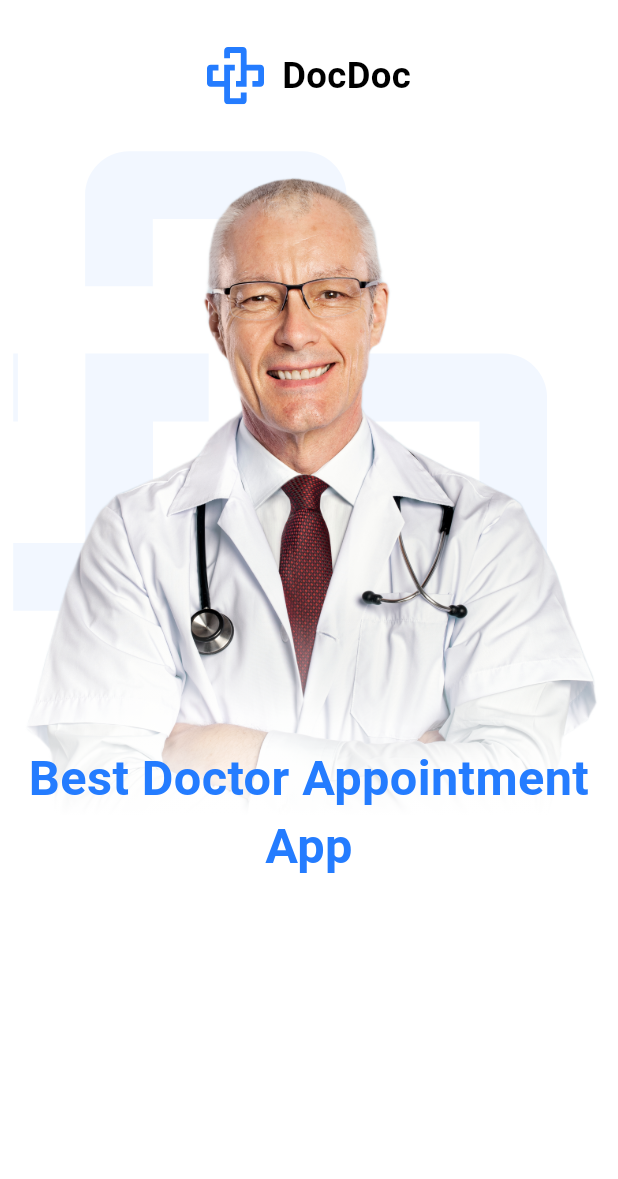
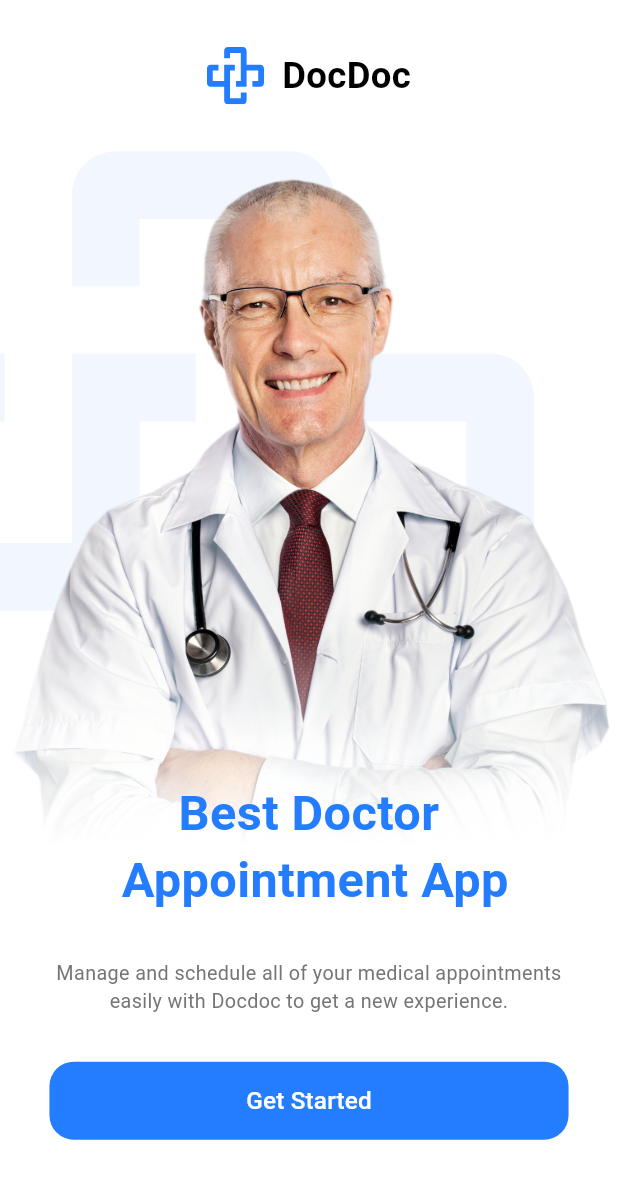
Before and after one commit to mostafaramadanhamed/doctor_app, a Flutter app: the screen it shows after launch, on a phone screen of 412 x 824 dp. Shown: the top 1179 px of the screen. Run offline on Flutter 3.47's test engine with Material 3 defaults, Android fonts, the phone set to English and light mode, and no system bars; our stand-ins replace flutter_screenutil, flutter_svg.

Commit message:
create get_started_button

```diff
--- a/lib/core/theme/styles.dart
+++ b/lib/core/theme/styles.dart
@@ -13,5 +13,15 @@ class TextStyles{
     fontWeight: FontWeight.bold,
     color: ColorManager.mainBlue,
   );
+  static TextStyle font130GreyRegular= TextStyle(
+    fontSize: 13.sp,
+    fontWeight: FontWeight.w400,
+    color: ColorManager.grey,
+  );
+ static TextStyle font160WhiteSemi= TextStyle(
+    fontSize: 16.sp,
+    fontWeight: FontWeight.w500,
+    color: Colors.white,
+  );
 
 }
--- a/lib/features/onboarding/ui/onboarding_screen.dart
+++ b/lib/features/onboarding/ui/onboarding_screen.dart
@@ -1,5 +1,7 @@
+import 'package:doctor_app/core/theme/styles.dart';
 import 'package:doctor_app/features/onboarding/ui/widgets/doc_logo_and_name.dart';
 import 'package:doctor_app/features/onboarding/ui/widgets/doctor_image_and_text.dart';
+import 'package:doctor_app/features/onboarding/ui/widgets/get_started_button.dart';
 import 'package:flutter/material.dart';
 import 'package:flutter_screenutil/flutter_screenutil.dart';
 
@@ -15,8 +17,6 @@ class OnboardingScreen extends StatelessWidget {
             padding: EdgeInsets.only(
               top: 30.h,
               bottom: 30.h,
-              left: 8.w,
-              right: 8.w,
             ),
             child: Column(
               children: [
@@ -25,7 +25,20 @@ class OnboardingScreen extends StatelessWidget {
                   height: 30.h,
                 ),
                const DoctorImageAndText(),
-
+                Padding(
+                  padding:  EdgeInsets.symmetric(horizontal:30.w ),
+                  child: Column(
+                    children: [
+                      Text(
+                        "Manage and schedule all of your medical appointments easily with Docdoc to get a new experience.",
+                        style: TextStyles.font130GreyRegular,
+                        textAlign: TextAlign.center,
+                      ),
+                      SizedBox(height: 30.h,),
+                      const GetStartedButton(),
+                    ],
+                  ),
+                )
               ],
             ),
           ),
--- a/lib/features/onboarding/ui/widgets/doctor_image_and_text.dart
+++ b/lib/features/onboarding/ui/widgets/doctor_image_and_text.dart
@@ -28,7 +28,7 @@ class DoctorImageAndText extends StatelessWidget {
           bottom: 30,
           left: 0,
           right: 0,
-          child: Text('Best Doctor Appointment App',
+          child: Text('Best Doctor \n Appointment App',
             textAlign: TextAlign.center,
             style:TextStyles.font32BlueBold.copyWith(
               height: 1.4,
--- /dev/null
+++ b/lib/features/onboarding/ui/widgets/get_started_button.dart
@@ -0,0 +1,34 @@
+import 'package:doctor_app/core/helpers/extensions.dart';
+import 'package:doctor_app/core/theme/colors.dart';
+import 'package:doctor_app/core/theme/styles.dart';
+import 'package:flutter/material.dart';
+import 'package:flutter_screenutil/flutter_screenutil.dart';
+
+class GetStartedButton extends StatelessWidget {
+  const GetStartedButton({Key? key}) : super(key: key);
+
+  @override
+  Widget build(BuildContext context) {
+    return  TextButton(
+
+      onPressed: (){
+        //context.pushNamed();
+      },
+      style: ButtonStyle(
+        backgroundColor: MaterialStateProperty.all(ColorManager.mainBlue),
+       tapTargetSize: MaterialTapTargetSize.shrinkWrap,
+        minimumSize: MaterialStateProperty.all
+          (const Size(double.infinity, 52),),
+        shape: MaterialStateProperty.all(
+          RoundedRectangleBorder(
+            borderRadius: BorderRadius.circular(16.r),
+          )
+        ),
+      ),
+      child: Text(
+        "Get Started",
+        style: TextStyles.font160WhiteSemi,
+      ),
+    );
+  }
+}
```
